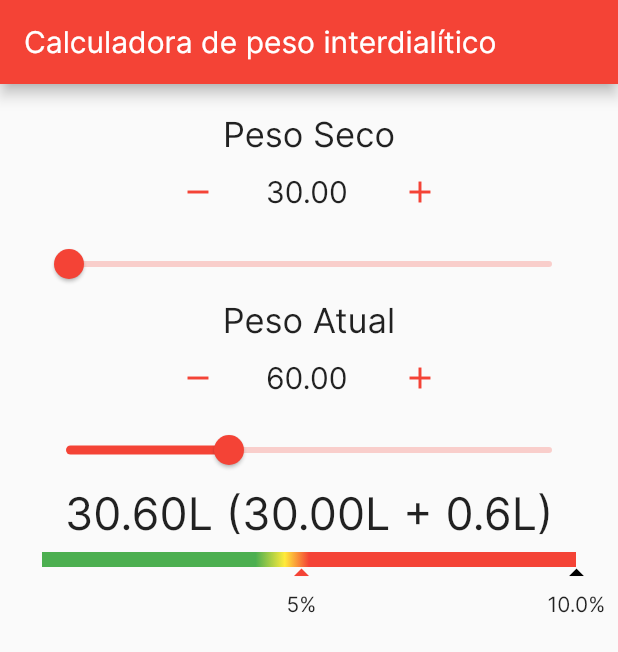
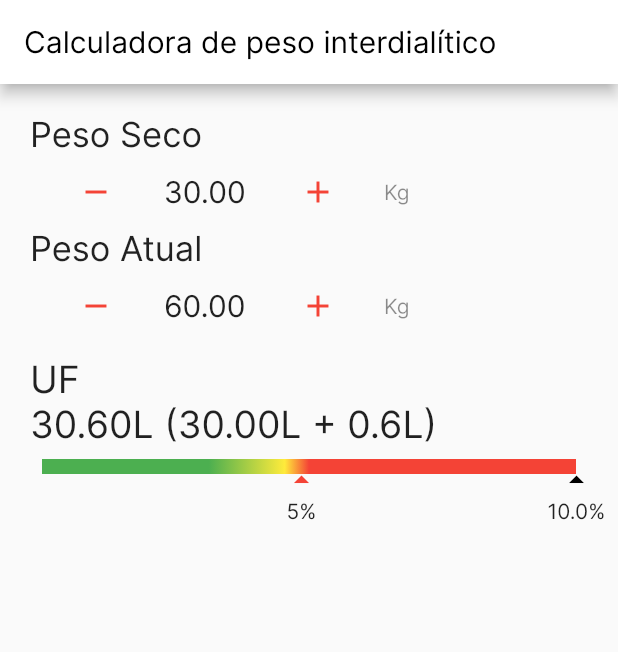
Before and after one commit to renatolb/iwg, a Flutter app: the screen it shows after launch, on a phone screen of 412 x 824 dp. Shown: the top 652 px of the screen. Run offline on Flutter 3.47's test engine with Material 2 defaults, Android fonts, the phone set to English and light mode, and no system bars.

Commit message:
changes styles

```diff
--- a/lib/widgets/gain_meter.dart
+++ b/lib/widgets/gain_meter.dart
@@ -24,7 +24,7 @@ class GainMeterState extends State<GainMeter> {
 
             var limitMarkerPosition = toScale(this.widget.limit);
             var limitStop = toStopScale(this.widget.limit);
-            var greenStop = limitStop / 1.25;
+            var greenStop = limitStop / 1.6;
             var yellowStop = limitStop / 1.1;
             var redStop = limitStop;
 
--- a/lib/widgets/home_page.dart
+++ b/lib/widgets/home_page.dart
@@ -51,7 +51,8 @@ class _MyHomePageState extends State<MyHomePage> {
 
     return Scaffold(
       appBar: AppBar(
-          title: Text(widget.title)
+          backgroundColor: Colors.white,
+          title: Text(widget.title, style: TextStyle(color: Colors.black),)
       ),
       body: Container(
         child: Padding(
@@ -65,15 +66,21 @@ class _MyHomePageState extends State<MyHomePage> {
                   WeightInput(label: 'Peso Atual', min: this._minWeight, max: this._maxWeight, selectedWeight: _currentWeight, onChangeCallback: this._setCurrWeight),
                 ],
               ),
-              Column(
-                crossAxisAlignment: CrossAxisAlignment.center,
+              Padding(
+                padding: const EdgeInsets.symmetric(vertical: 10),
+                child: Column(
+                  crossAxisAlignment: CrossAxisAlignment.start,
                   mainAxisAlignment: MainAxisAlignment.spaceEvenly,
                   children: <Widget>[
+                    Text('UF', style: TextStyle(
+                        fontSize: 25
+                    )),
                     Text(resultadoUF, style: TextStyle(
-                      fontSize: 30
+                        fontSize: 25
                     )),
                     GainMeter(current: calculator.getGainPercentage(_dryWeight, _currentWeight))
                   ],
+                ),
               ),
             ]
           )
--- a/lib/widgets/weight_input.dart
+++ b/lib/widgets/weight_input.dart
@@ -30,10 +30,11 @@ class WeightInputState extends State<WeightInput> {
 
     return Container(
         child: Column(
+          crossAxisAlignment: CrossAxisAlignment.start,
           children: <Widget>[
             Text(this.widget.label, style: inputLabelStyle),
             Row(
-              mainAxisAlignment: MainAxisAlignment.center,
+              mainAxisAlignment: MainAxisAlignment.start,
               mainAxisSize: MainAxisSize.max,
               children: <Widget> [
                 FlatButton(child: Icon(Icons.remove, color: Colors.red,), onPressed: () => {this._setWeight((this.widget.selectedWeight - 0.1).toStringAsFixed(2))},),
@@ -50,15 +51,16 @@ class WeightInputState extends State<WeightInput> {
                   )
                 ),
                 FlatButton(child: Icon(Icons.add, color: Colors.red,), onPressed: () => {this._setWeight((this.widget.selectedWeight + 0.1).toStringAsFixed(2))},),
+                Text('Kg', style: TextStyle(color: Colors.black45),)
               ],
             ),
-            Slider(
-              value: this.widget.selectedWeight,
-              min: this.widget.min,
-              max: this.widget.max,
-              divisions: ((this.widget.max - this.widget.min) * 2).toInt(),
-              onChanged: this.widget.onChangeCallback,
-            ),
+//            Slider(
+//              value: this.widget.selectedWeight,
+//              min: this.widget.min,
+//              max: this.widget.max,
+//              divisions: ((this.widget.max - this.widget.min) * 2).toInt(),
+//              onChanged: this.widget.onChangeCallback,
+//            ),
           ],
         )
     );
```
Lines whose indentation alone changed are shown as unchanged.
